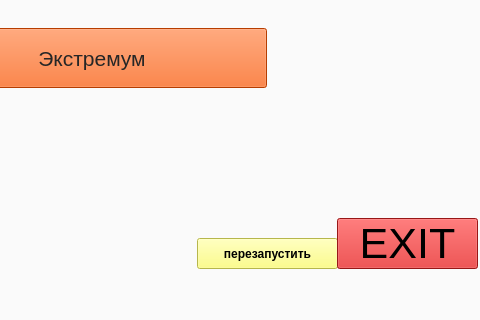
Old version of the form proj03/mainwindow.ui in the repository liqwidon/project-x; both pictures show x 693 to 1173 and y 312 to 632 of the 1173 by 632 pixel window.
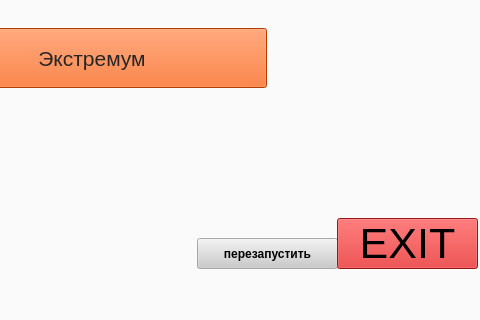
New version of the form. Icons and pictures are not drawn.

Patch:
```diff
--- a/proj03/mainwindow.ui
+++ b/proj03/mainwindow.ui
@@ -66,6 +66,9 @@
     </property>
    </widget>
    <widget class="QPushButton" name="reset">
+    <property name="enabled">
+     <bool>false</bool>
+    </property>
     <property name="geometry">
      <rect>
       <x>890</x>
@@ -83,7 +86,8 @@
     <property name="styleSheet">
      <string notr="true">background-color: rgb(255, 0, 0);
 background-color: rgb(255, 255, 106);
-color: rgb(0, 0, 0);</string>
+color: rgb(0, 0, 0);
+background-color: rgb(203, 203, 203);</string>
     </property>
     <property name="text">
      <string>перезапустить</string>
```
Left out of the diff: 3 changed lines with no effect on the pictures.
